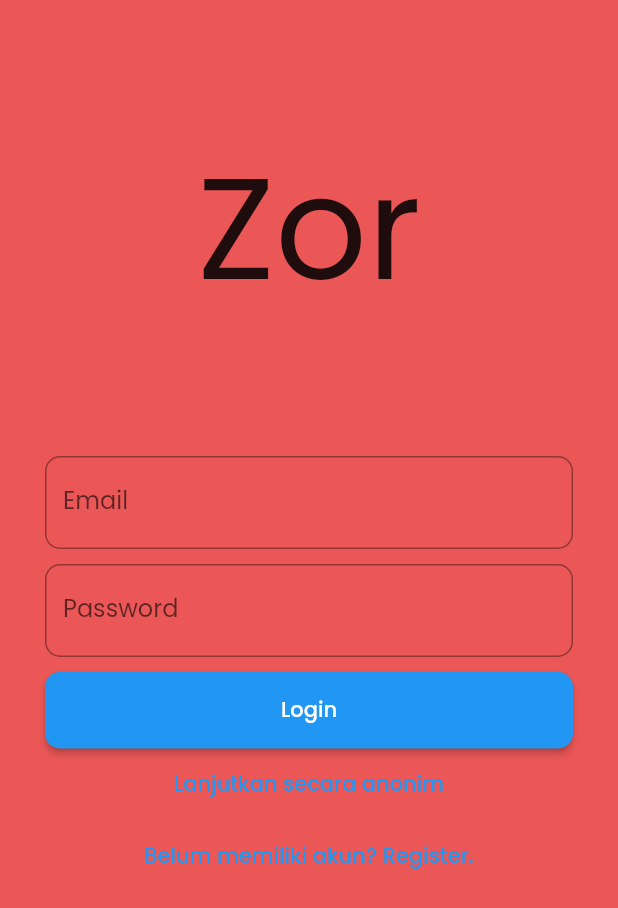
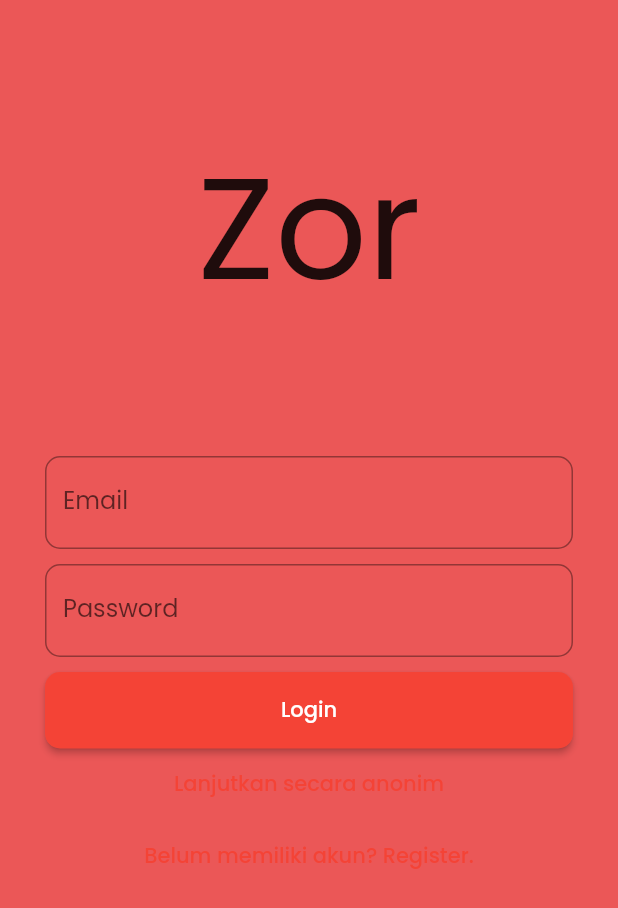
Before and after one commit to harysuryanto/zor, a Flutter app: the screen it shows after launch, on a phone screen of 412 x 824 dp. Shown: the top 908 px of the screen. Run offline on Flutter 3.47's test engine with Material 2 defaults, Android fonts, the phone set to English and light mode, and no system bars; our stand-ins replace auto_size_text, cached_network_image, cloud_firestore, firebase_auth, firebase_core, go_router and 6 more; accounts and stored records are empty.

Commit message:
change primarySwatch

```diff
--- a/lib/utils/theme.dart
+++ b/lib/utils/theme.dart
@@ -5,7 +5,8 @@ import 'colors.dart';
 
 class MyTheme {
   static const ThemeMode themeMode = ThemeMode.light;
-  static final ThemeData theme = ThemeData.light().copyWith(
+  static final ThemeData theme = ThemeData(
+    primarySwatch: Colors.red,
     textTheme: GoogleFonts.poppinsTextTheme(),
     appBarTheme: const AppBarTheme(
       centerTitle: true,
```
